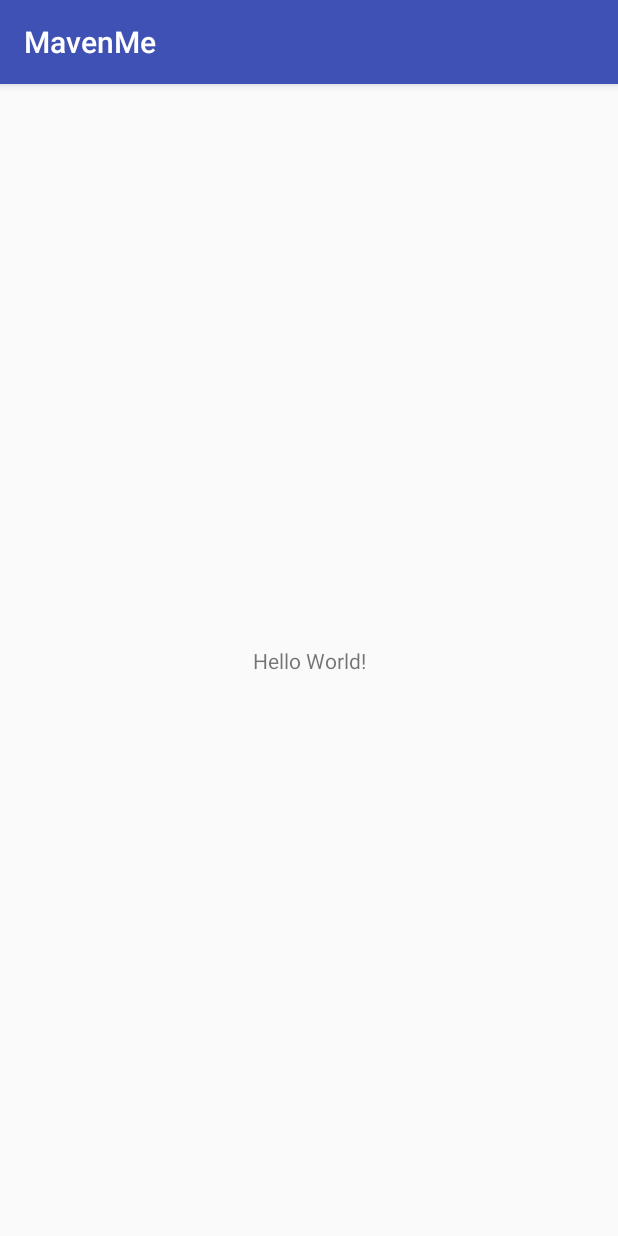
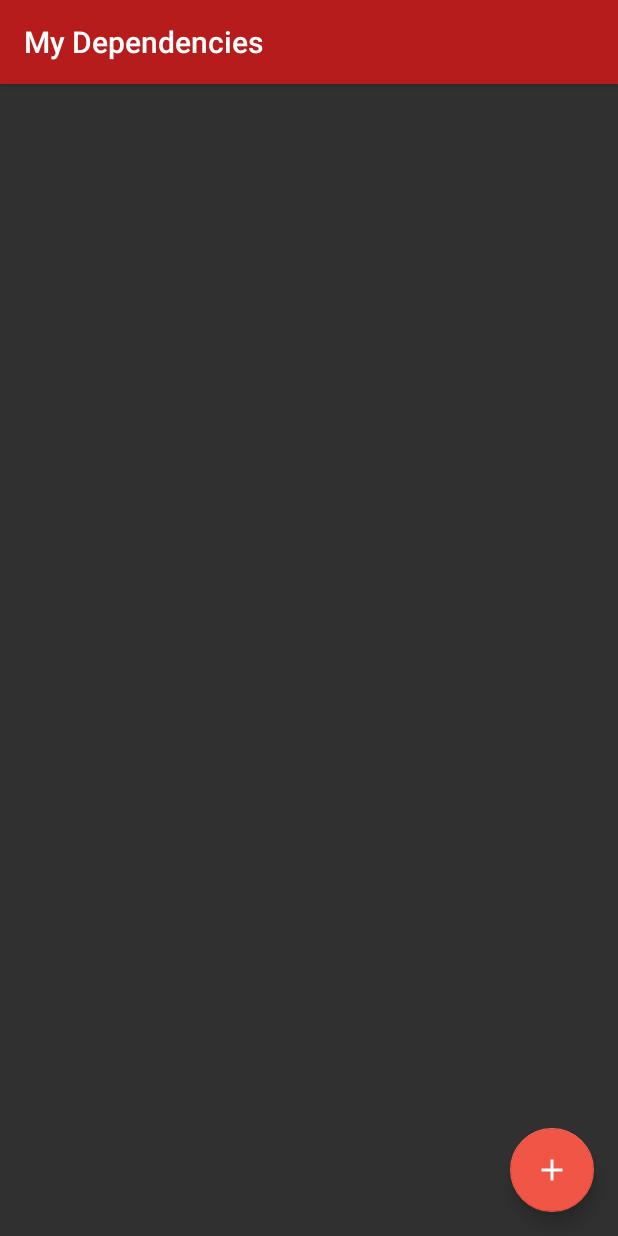
Before and after one commit to Rafhack/MavenMe, an Android app: the screen it shows after launch (MainActivity before the commit, MyDependencies after it), on a phone screen of 412 x 824 dp. Run offline under Robolectric (Android 15) with nearby library versions, the phone set to English and light mode, and no system bars.

```diff
--- a/app/src/main/java/com/firebaseapp/mavenuptodate/mavenme/MainActivity.kt
+++ /dev/null
@@ -1,12 +0,0 @@
-package com.firebaseapp.mavenuptodate.mavenme
-
-import android.support.v7.app.AppCompatActivity
-import android.os.Bundle
-
-class MainActivity : AppCompatActivity() {
-
-    override fun onCreate(savedInstanceState: Bundle?) {
-        super.onCreate(savedInstanceState)
-        setContentView(R.layout.activity_main)
-    }
-}
--- /dev/null
+++ b/app/src/main/java/com/firebaseapp/mavenuptodate/mavenme/myDependencies/MyDependencies.kt
@@ -0,0 +1,23 @@
+package com.firebaseapp.mavenuptodate.mavenme.myDependencies
+
+import android.os.Bundle
+import android.support.design.widget.Snackbar
+import android.support.v7.app.AppCompatActivity
+import com.firebaseapp.mavenuptodate.mavenme.R
+
+import kotlinx.android.synthetic.main.activity_my_dependencies.*
+
+class MyDependencies : AppCompatActivity() {
+
+    override fun onCreate(savedInstanceState: Bundle?) {
+        super.onCreate(savedInstanceState)
+        setContentView(R.layout.activity_my_dependencies)
+        setSupportActionBar(toolbar)
+
+        fab.setOnClickListener { view ->
+            Snackbar.make(view, "Replace with your own action", Snackbar.LENGTH_LONG)
+                    .setAction("Action", null).show()
+        }
+    }
+
+}
--- /dev/null
+++ b/app/src/main/res/drawable/ic_add.xml
@@ -0,0 +1,5 @@
+<vector android:height="24dp" android:tint="#FFFFFF"
+    android:viewportHeight="24.0" android:viewportWidth="24.0"
+    android:width="24dp" xmlns:android="http://schemas.android.com/apk/res/android">
+    <path android:fillColor="#FF000000" android:pathData="M19,13h-6v6h-2v-6H5v-2h6V5h2v6h6v2z"/>
+</vector>
--- /dev/null
+++ b/app/src/main/res/layout/activity_my_dependencies.xml
@@ -0,0 +1,33 @@
+<?xml version="1.0" encoding="utf-8"?>
+<android.support.design.widget.CoordinatorLayout xmlns:android="http://schemas.android.com/apk/res/android"
+    xmlns:app="http://schemas.android.com/apk/res-auto"
+    xmlns:tools="http://schemas.android.com/tools"
+    android:layout_width="match_parent"
+    android:layout_height="match_parent"
+    tools:context=".myDependencies.MyDependencies">
+
+    <android.support.design.widget.AppBarLayout
+        android:layout_width="match_parent"
+        android:layout_height="wrap_content"
+        android:theme="@style/AppTheme.AppBarOverlay">
+
+        <android.support.v7.widget.Toolbar
+            android:id="@+id/toolbar"
+            android:layout_width="match_parent"
+            android:layout_height="?android:attr/actionBarSize"
+            android:background="@color/primaryColor"
+            app:popupTheme="@style/AppTheme.PopupOverlay" />
+
+    </android.support.design.widget.AppBarLayout>
+
+    <include layout="@layout/content_my_dependencies" />
+
+    <android.support.design.widget.FloatingActionButton
+        android:id="@+id/fab"
+        android:layout_width="wrap_content"
+        android:layout_height="wrap_content"
+        android:layout_gravity="bottom|end"
+        android:layout_margin="@dimen/fab_margin"
+        app:srcCompat="@drawable/ic_add" />
+
+</android.support.design.widget.CoordinatorLayout>
--- /dev/null
+++ b/app/src/main/res/layout/content_my_dependencies.xml
@@ -0,0 +1,11 @@
+<?xml version="1.0" encoding="utf-8"?>
+<android.support.constraint.ConstraintLayout xmlns:android="http://schemas.android.com/apk/res/android"
+    xmlns:app="http://schemas.android.com/apk/res-auto"
+    xmlns:tools="http://schemas.android.com/tools"
+    android:layout_width="match_parent"
+    android:layout_height="match_parent"
+    app:layout_behavior="@string/appbar_scrolling_view_behavior"
+    tools:context=".myDependencies.MyDependencies"
+    tools:showIn="@layout/activity_my_dependencies">
+
+</android.support.constraint.ConstraintLayout>
--- a/app/src/main/res/values/colors.xml
+++ b/app/src/main/res/values/colors.xml
@@ -1,6 +1,6 @@
-<?xml version="1.0" encoding="utf-8"?>
+<!--?xml version="1.0" encoding="UTF-8"?-->
 <resources>
-    <color name="colorPrimary">#3F51B5</color>
-    <color name="colorPrimaryDark">#303F9F</color>
-    <color name="colorAccent">#FF4081</color>
+    <color name="primaryColor">#b71c1c</color>
+    <color name="primaryLightColor">#f05545</color>
+    <color name="primaryDarkColor">#7f0000</color>
 </resources>
--- /dev/null
+++ b/app/src/main/res/values/dimens.xml
@@ -0,0 +1,3 @@
+<resources>
+    <dimen name="fab_margin">16dp</dimen>
+</resources>
--- a/app/src/main/res/values/strings.xml
+++ b/app/src/main/res/values/strings.xml
@@ -1,3 +1,4 @@
 <resources>
     <string name="app_name">MavenMe</string>
+    <string name="title_activity_my_dependencies">My Dependencies</string>
 </resources>
--- a/app/src/main/res/values/styles.xml
+++ b/app/src/main/res/values/styles.xml
@@ -1,11 +1,20 @@
 <resources>
 
     <!-- Base application theme. -->
-    <style name="AppTheme" parent="Theme.AppCompat.Light.DarkActionBar">
+    <style name="AppTheme" parent="Theme.AppCompat">
         <!-- Customize your theme here. -->
-        <item name="colorPrimary">@color/colorPrimary</item>
-        <item name="colorPrimaryDark">@color/colorPrimaryDark</item>
-        <item name="colorAccent">@color/colorAccent</item>
+        <item name="colorPrimary">@color/primaryColor</item>
+        <item name="colorPrimaryDark">@color/primaryDarkColor</item>
+        <item name="colorAccent">@color/primaryLightColor</item>
     </style>
 
+    <style name="AppTheme.NoActionBar">
+        <item name="windowActionBar">false</item>
+        <item name="windowNoTitle">true</item>
+    </style>
+
+    <style name="AppTheme.AppBarOverlay" parent="ThemeOverlay.AppCompat.Dark.ActionBar" />
+
+    <style name="AppTheme.PopupOverlay" parent="ThemeOverlay.AppCompat.Dark" />
+
 </resources>
--- a/build.gradle
+++ b/build.gradle
@@ -9,6 +9,7 @@ buildscript {
     dependencies {
         classpath 'com.android.tools.build:gradle:3.1.4'
         classpath "org.jetbrains.kotlin:kotlin-gradle-plugin:$kotlin_version"
+        classpath 'com.google.gms:google-services:4.0.1'
 
         // NOTE: Do not place your application dependencies here; they belong
         // in the individual module build.gradle files
@@ -25,3 +26,8 @@ allprojects {
 task clean(type: Delete) {
     delete rootProject.buildDir
 }
+
+ext {
+    retrofitVersion = '2.2.0'
+    okHTTPVersion = '3.7.0'
+}
```
Also changed, not shown: app/build.gradle (+23 -4 lines), app/src/main/AndroidManifest.xml (+7 -3 lines), app/src/main/java/com/firebaseapp/mavenuptodate/mavenme/base/BaseContract.kt (added, +12 -0 lines), app/src/main/java/com/firebaseapp/mavenuptodate/mavenme/data/remote/ServiceGenerator.kt (added, +39 -0 lines), app/src/main/java/com/firebaseapp/mavenuptodate/mavenme/myDependencies/MyDependenciesContract.kt (added, +15 -0 lines), 1 other file.
